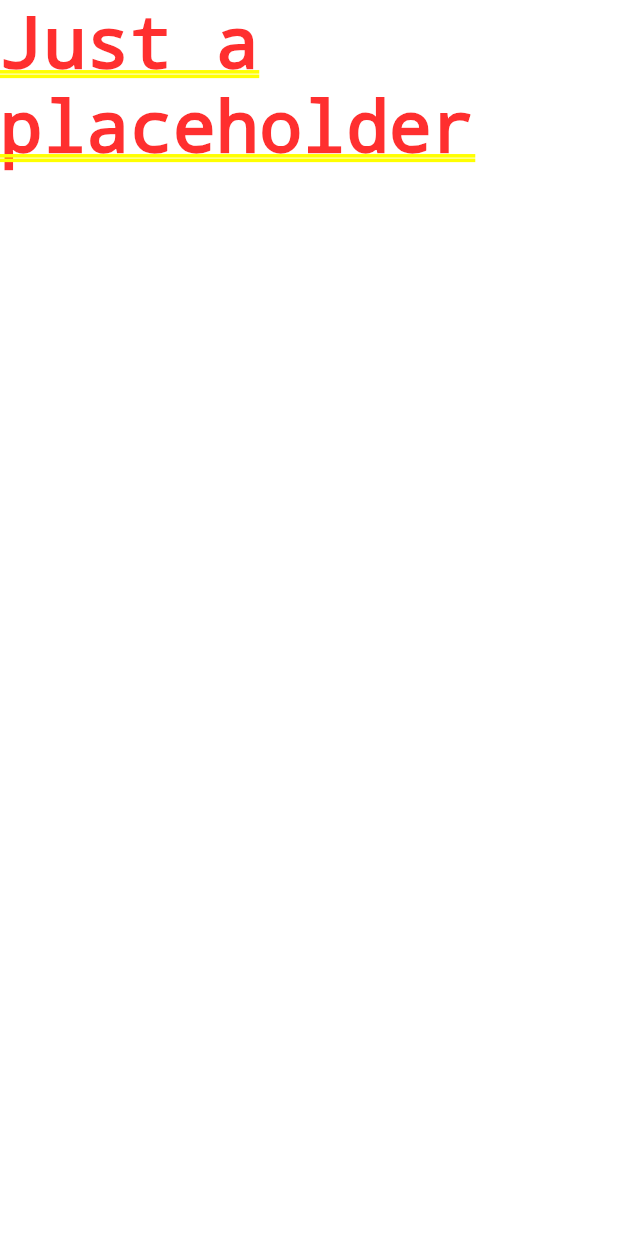
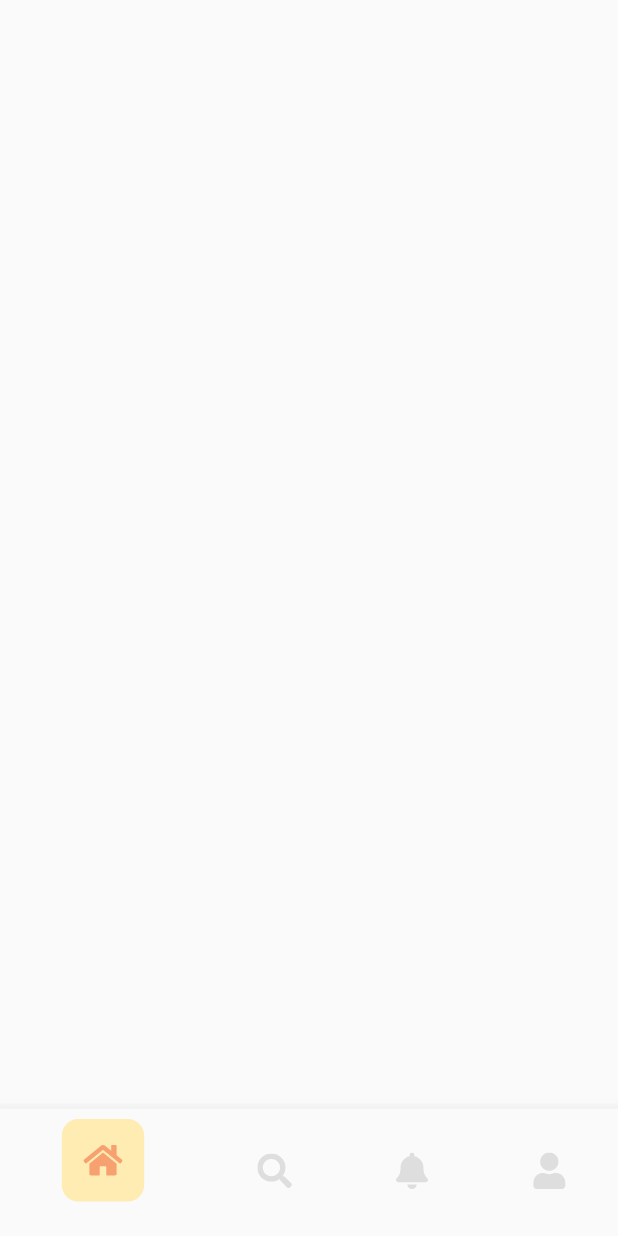
Before and after one commit to jasurovich/hotel_order_room-, a Flutter app: the screen it shows after launch, on a phone screen of 412 x 824 dp. Run offline on Flutter 3.47's test engine with Material 2 defaults, Android fonts, the phone set to English and light mode, and no system bars; our stand-ins replace flutter_svg.

Commit message:
bottom navigation bar added

```diff
--- /dev/null
+++ b/lib/core/components/bottom_bar/bottom_bar.dart
@@ -0,0 +1,123 @@
+import 'package:flutter/material.dart';
+import 'package:flutter_svg/flutter_svg.dart';
+import 'package:map/core/constants/colors.dart';
+import 'package:map/providers/my_bottom_provider.dart';
+import 'package:map/responsive/size_config.dart';
+import 'package:provider/provider.dart';
+
+class BottomBar extends StatelessWidget {
+  const BottomBar({Key? key}) : super(key: key);
+
+  @override
+  Widget build(BuildContext context) {
+    SizeConfig().init(context);
+    return SizedBox(
+      child: BottomNavigationBar(
+        items: <BottomNavigationBarItem>[
+          BottomNavigationBarItem(
+            icon: Container(
+              alignment: Alignment.center,
+              width: getWidth(50.0),
+              height: getWidth(50.0),
+              decoration: BoxDecoration(
+                color: context.watch<BottomBarProvider>().index == 0
+                    ? Colors.amber.shade100
+                    : Colors.transparent,
+                borderRadius: BorderRadius.circular(
+                  getWidth(10.0),
+                ),
+
+              ),
+              child: SvgPicture.asset(
+                "assets/icons/bottomBarIcons/home.svg",
+                color: context.watch<BottomBarProvider>().index == 0
+                    ? primaryColor
+                    : greyColor,
+                height: getHeight(21.0),
+                width: getWidth(27.0),
+              ),
+            ),
+            label: '',
+          ),
+          BottomNavigationBarItem(
+            icon: Container(
+              alignment: Alignment.center,
+              width: getWidth(50.0),
+              height: getWidth(50.0),
+              decoration: BoxDecoration(
+                color: context.watch<BottomBarProvider>().index == 1
+                    ? Colors.amber.shade100
+                    : Colors.transparent,
+                borderRadius: BorderRadius.circular(
+                  getWidth(10.0),
+                ),
+
+              ),
+              child: SvgPicture.asset(
+                "assets/icons/bottomBarIcons/search.svg",
+                color: context.watch<BottomBarProvider>().index == 1
+                    ? primaryColor
+                    : greyColor,
+                height: getHeight(24.0),
+                width: getWidth(21.0),
+              ),
+            ),
+            label: '',
+          ),
+          BottomNavigationBarItem(
+            icon: Container(
+              alignment: Alignment.center,
+              width: getWidth(50.0),
+              height: getWidth(50.0),
+              decoration: BoxDecoration(
+                color: context.watch<BottomBarProvider>().index == 2
+                    ? Colors.amber.shade100
+                    : Colors.transparent,
+                borderRadius: BorderRadius.circular(
+                  getWidth(10.0),
+                ),
+
+              ),
+              child: SvgPicture.asset(
+                "assets/icons/bottomBarIcons/bell.svg",
+                color: context.watch<BottomBarProvider>().index == 2
+                    ? primaryColor
+                    : greyColor,
+                height: getHeight(24.0),
+                width: getWidth(21.0),
+              ),
+            ),
+            label: '',
+          ),
+          BottomNavigationBarItem(
+              icon: Container(
+                alignment: Alignment.center,
+              width: getWidth(50.0),
+              height: getWidth(50.0),
+              decoration: BoxDecoration(
+                color: context.watch<BottomBarProvider>().index == 3
+                    ? Colors.amber.shade100
+                    : Colors.transparent,
+                borderRadius: BorderRadius.circular(
+                  getWidth(10.0),
+                ),
+
+              ),
+                child: SvgPicture.asset(
+                  "assets/icons/bottomBarIcons/User.svg",
+                  color: context.watch<BottomBarProvider>().index == 3
+                      ? primaryColor
+                      : greyColor,
+                  height: getHeight(24.0),
+                  width: getWidth(21.0),
+                ),
+              ),
+              label: ""),
+        ],
+        onTap: (index) {
+          context.read<BottomBarProvider>().changeIndex(index);
+        },
+      ),
+    );
+  }
+}
--- /dev/null
+++ b/lib/core/constants/colors.dart
@@ -0,0 +1,13 @@
+import 'package:flutter/material.dart';
+
+LinearGradient primaryColorGradient = const LinearGradient(
+  begin: Alignment.centerLeft,
+  end: Alignment.centerRight,
+  colors: [
+    Colors.orange,
+    Colors.amber,
+  ],
+);
+
+const Color primaryColor = Color(0xffF8A170);
+const Color greyColor = Color(0xffDFDEDE);
--- a/lib/main.dart
+++ b/lib/main.dart
@@ -1,8 +1,17 @@
 import 'package:flutter/material.dart';
+import 'package:map/providers/my_bottom_provider.dart';
 import 'package:map/screens/my_home_page/my_home_page.dart';
+import 'package:provider/provider.dart';
 
 void main() {
-  runApp(const MyApp());
+  runApp(
+    MultiProvider(
+      providers: [
+        ChangeNotifierProvider(create: (_) => BottomBarProvider()),
+      ],
+      child: const MyApp(),
+    ),
+  );
 }
 
 class MyApp extends StatelessWidget {
@@ -11,6 +20,7 @@ class MyApp extends StatelessWidget {
   @override
   Widget build(BuildContext context) {
     return MaterialApp(
+      debugShowCheckedModeBanner: false,
       title: 'Flutter Demo',
       theme: ThemeData(
         primarySwatch: Colors.blue,
--- /dev/null
+++ b/lib/providers/my_bottom_provider.dart
@@ -0,0 +1,11 @@
+import 'package:flutter/material.dart';
+
+class BottomBarProvider extends ChangeNotifier {
+  int index = 0;
+
+  changeIndex(int i) {
+    index = i;
+    print(index);
+    notifyListeners();
+  }
+}
--- a/lib/screens/my_home_page/my_home_page_view.dart
+++ b/lib/screens/my_home_page/my_home_page_view.dart
@@ -1,12 +1,13 @@
 import 'package:flutter/material.dart';
+import 'package:map/core/components/bottom_bar/bottom_bar.dart';
 import './my_home_page_view_model.dart';
 
 class myHomePageView extends myHomePageViewModel {
-
   @override
   Widget build(BuildContext context) {
-
     // Replace this with your build function
-    return Text('Just a placeholder');
+    return const Scaffold(
+      bottomNavigationBar: BottomBar(),
+    );
   }
 }
```
Also changed, not shown: pubspec.yaml (+5 -3 lines), assets/icons/bottomBarIcons/User.svg (added), assets/icons/bottomBarIcons/bell.svg (added), assets/icons/bottomBarIcons/home.svg (added), assets/icons/bottomBarIcons/search.svg (added), assets/images/gerson-repreza-CepDpEiALqM-unsplash.png (added), pubspec.lock.
